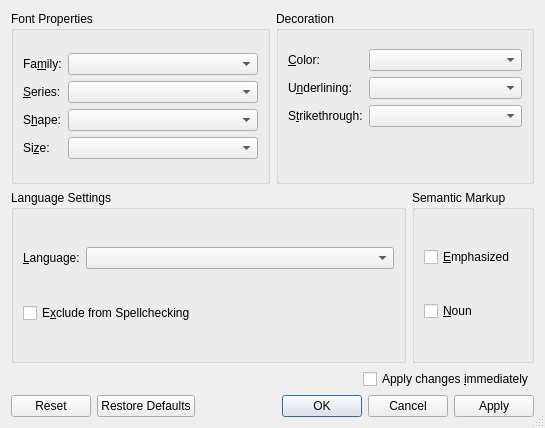
The window that src/frontends/qt4/ui/CharacterUi.ui (cburschka/lyx) describes before a commit, drawn with Qt 5.
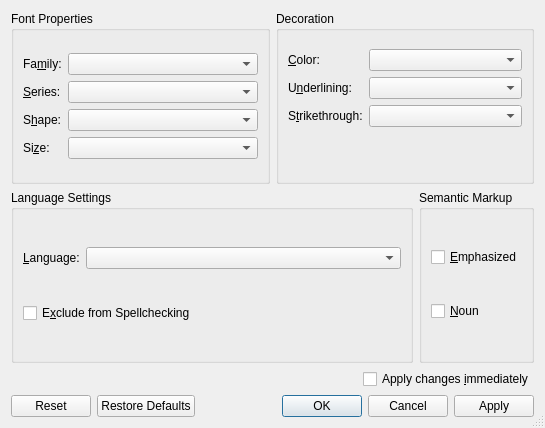
The same window after the commit.

Diff of the .ui file:
```diff
--- a/src/frontends/qt4/ui/CharacterUi.ui
+++ b/src/frontends/qt4/ui/CharacterUi.ui
@@ -247,6 +247,9 @@
      <property name="title">
       <string>Language Settings</string>
      </property>
+     <property name="flat">
+      <bool>true</bool>
+     </property>
      <layout class="QGridLayout" name="gridLayout_6">
       <item row="0" column="0">
        <layout class="QHBoxLayout" name="horizontalLayout">
@@ -293,6 +296,9 @@
      <property name="title">
       <string>Semantic Markup</string>
      </property>
+     <property name="flat">
+      <bool>true</bool>
+     </property>
      <layout class="QGridLayout" name="gridLayout_5">
       <item row="0" column="0">
        <widget class="QCheckBox" name="emphCB">
```
Left out of the diff: 6 changed lines with no effect on the pictures.
